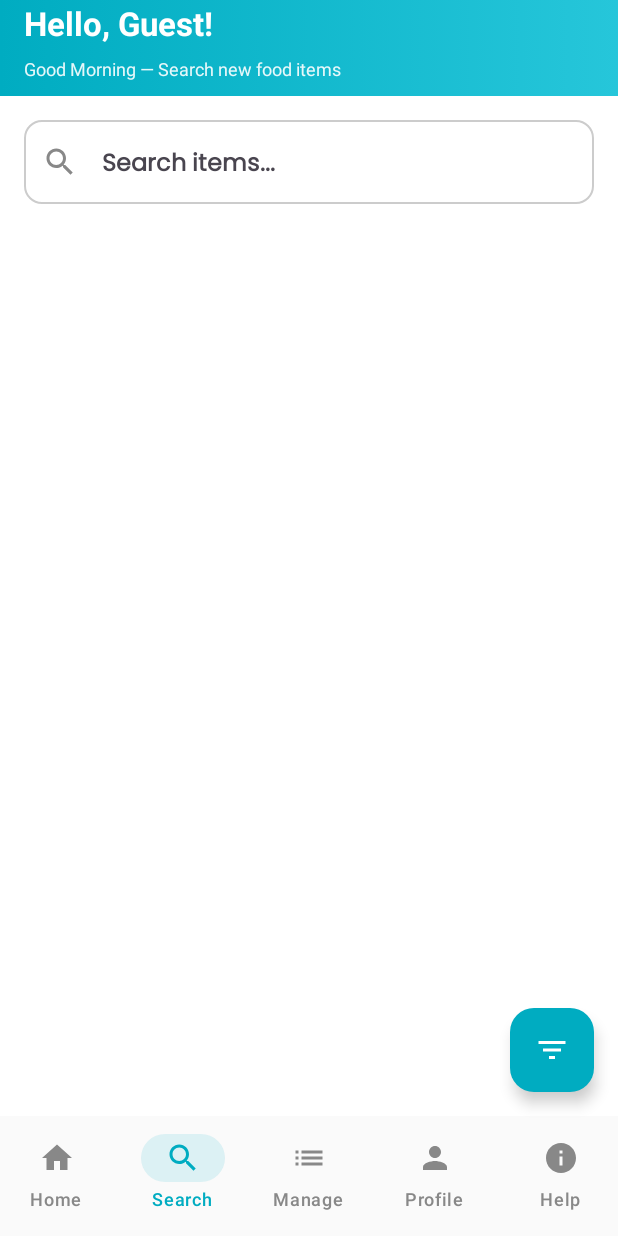
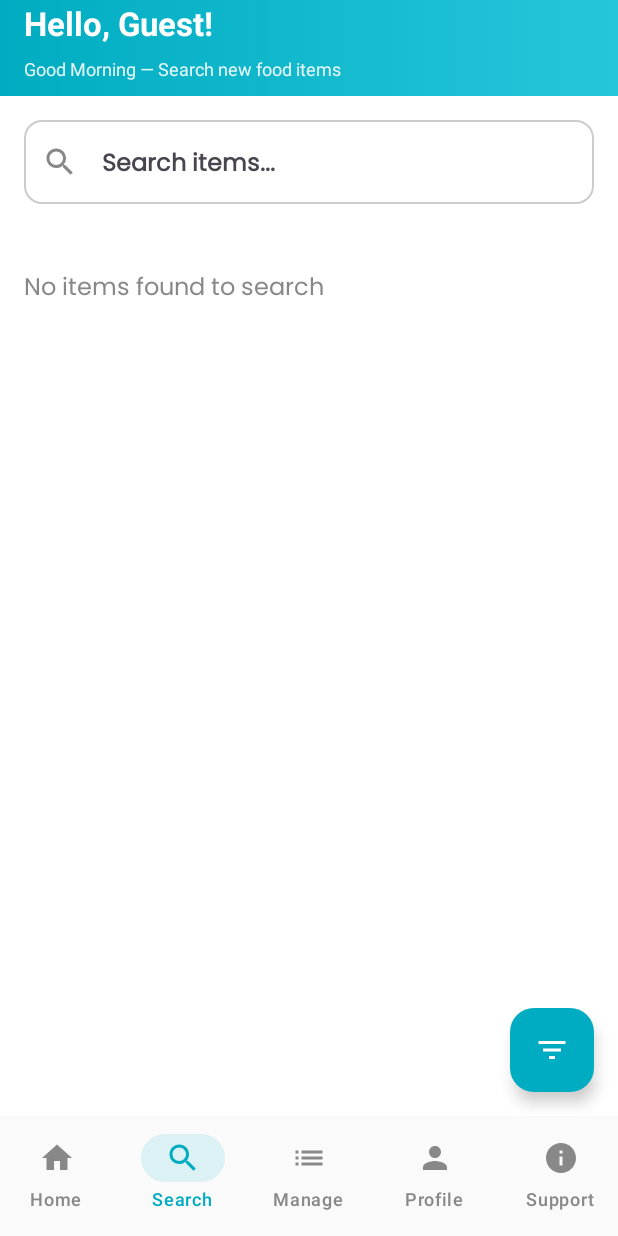
Before and after one commit to mycoookbuddy/MyCookBuddyAndroid, an Android app built with Jetpack Compose: the SearchInventoryActivity screen opened directly, with no data from a screen before it, on a phone screen of 412 x 824 dp. Run offline under Robolectric (Android 15) with nearby library versions, the phone set to English and light mode, and no system bars; our stand-ins replace Firebase (no records; nobody signed in at launch, a user with empty details on screens opened directly).

Commit message:
issue fixed

```diff
--- a/app/src/main/java/com/mycookbuddy/app/HelpActivity.kt
+++ b/app/src/main/java/com/mycookbuddy/app/HelpActivity.kt
@@ -7,7 +7,6 @@ import androidx.activity.compose.setContent
 import androidx.compose.foundation.layout.*
 import androidx.compose.material.icons.Icons
 import androidx.compose.material.icons.automirrored.filled.ArrowBack
-import androidx.compose.material.icons.filled.ArrowBack
 import androidx.compose.material3.*
 import androidx.compose.runtime.*
 import androidx.compose.ui.Alignment
@@ -69,7 +68,7 @@ class HelpActivity : ComponentActivity() {
                     modifier = Modifier
                         .fillMaxWidth()
                         .height(150.dp), // Makes the TextField initially look big
-                    maxLines = 5
+                    maxLines = 50
                 )
 
                 Button(
--- a/app/src/main/java/com/mycookbuddy/app/NavBar.kt
+++ b/app/src/main/java/com/mycookbuddy/app/NavBar.kt
@@ -21,7 +21,7 @@ fun NavBar(context: Context) {
         "Search" to SearchInventoryActivity::class.java,
         "Manage" to FoodItemListActivity::class.java,
         "Profile" to ProfileActivity::class.java,
-        "Help" to HelpActivity::class.java
+        "Support" to HelpActivity::class.java
     )
 
     val currentActivityName = context::class.java.simpleName
--- a/app/src/main/java/com/mycookbuddy/app/SearchInventoryActivity.kt
+++ b/app/src/main/java/com/mycookbuddy/app/SearchInventoryActivity.kt
@@ -155,7 +155,16 @@ class SearchInventoryActivity : ComponentActivity() {
 
 
                 Spacer(Modifier.height(12.dp))
-
+                if (filteredItems.isEmpty()) {
+                    Text(
+                        "No items found to search",
+                        modifier = Modifier
+                            .fillMaxWidth()
+                            .padding(vertical = 24.dp),
+                        color = Color.Gray,
+                        fontSize = 16.sp
+                    )
+                } else {
                     LazyColumn(verticalArrangement = Arrangement.spacedBy(12.dp)) {
                         items(filteredItems) { item ->
                             Card(
@@ -184,23 +193,38 @@ class SearchInventoryActivity : ComponentActivity() {
                                         horizontalArrangement = Arrangement.SpaceBetween
                                     ) {
                                         Column(Modifier.weight(1f)) {
-                                        Text(item.name, style = MaterialTheme.typography.titleMedium)
+                                            Text(
+                                                item.name,
+                                                style = MaterialTheme.typography.titleMedium
+                                            )
                                         }
                                         IconButton(onClick = {
                                             scope.launch {
                                                 addItemToUserCollection(userEmail, item)
                                                 allItems = allItems.filter { it.name != item.name }
-                                            updateFilteredItems(allItems, selectedMealTypes, selectedFoodTypes, selectedCuisines, searchText.text) {
+                                                updateFilteredItems(
+                                                    allItems,
+                                                    selectedMealTypes,
+                                                    selectedFoodTypes,
+                                                    selectedCuisines,
+                                                    searchText.text
+                                                ) {
                                                     filteredItems = it
                                                 }
                                             }
                                         }) {
-                                        Icon(Icons.Default.AddCircle, contentDescription = "Add", tint = Color(0xFF26A69A))
+                                            Icon(
+                                                Icons.Default.AddCircle,
+                                                contentDescription = "Add",
+                                                tint = Color(0xFF26A69A)
+                                            )
                                         }
                                     }
                                 }
                             }
-                    }}
+                        }
+                    }
+                }
             }
         }
 
```
Also changed, not shown: app/src/main/java/com/mycookbuddy/app/SuggestFoodItemsActivity.kt (+20 -10 lines). Lines whose indentation alone changed are shown as unchanged.
